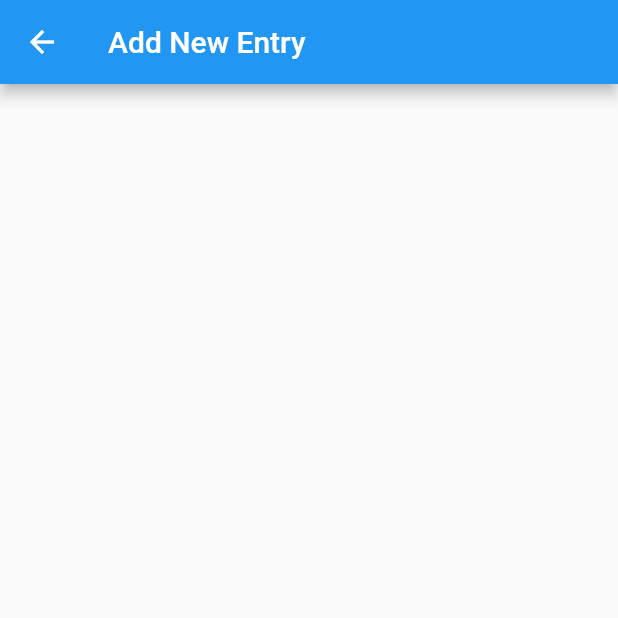
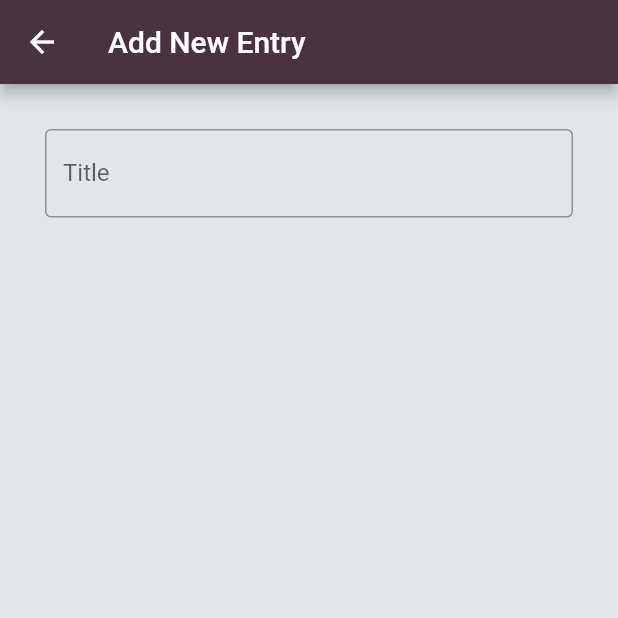
Before and after one commit to nogumbi/Student-Journal, a Flutter app: the AddNewPage screen opened by its route, on a phone screen of 412 x 824 dp, the top half of it. Run offline on Flutter 3.47's test engine with Material 2 defaults, Android fonts, the phone set to English and light mode, and no system bars.

Commit message:
Routing and colours added

```diff
--- a/app/lib/add_new.dart
+++ b/app/lib/add_new.dart
@@ -6,8 +6,29 @@ class AddNewPage extends StatelessWidget {
   @override
   Widget build(BuildContext context) {
     return Scaffold(
-        appBar: AppBar(
-      title: const Text("Add New Entry"),
-    ));
+      backgroundColor: Color.fromRGBO(224, 230, 233, 1.0),
+      appBar: AppBar(
+        backgroundColor: Color.fromRGBO(74, 51, 65, 1.0),
+        title: const Text("Add New Entry"),
+    ),
+    body: Padding(
+      padding: EdgeInsets.all(15),
+      child: Column(
+        children: const <Widget>[
+          Padding(
+            padding: EdgeInsets.all(15),
+            child: TextField(
+              decoration: InputDecoration(
+                border: OutlineInputBorder(),
+                labelText: 'Title',
+                hintText: 'Enter the title of your text',
+              ),
+            )
+          )
+        ]
+      )
+
+    )
+    );
   }
 }
--- a/app/lib/view_old.dart
+++ b/app/lib/view_old.dart
@@ -6,8 +6,10 @@ class ViewPage extends StatelessWidget {
   @override
   Widget build(BuildContext context) {
     return Scaffold(
+        backgroundColor: Color.fromRGBO(224, 230, 233, 1.0),
         appBar: AppBar(
-      title: const Text("View Old Entry"),
-    ));
+          backgroundColor: Color.fromRGBO(74, 51, 65, 1.0),
+          title: const Text("View Old Entry"),
+        ));
   }
 }
```
Also changed, not shown: app/lib/main.dart (+12 -1 lines).
